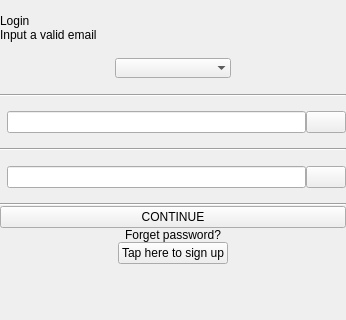
Before: the Qt Designer form ui/mobile/SignInScreen.ui in demlabs-cellframe/dap-ui-sdk, drawn with Qt 5; both pictures show x 0 to 346 and y 0 to 320 of the 346 by 522 pixel window.
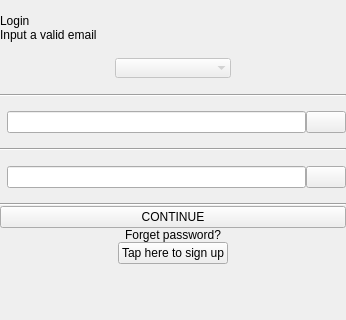
After: the same form once the commit is applied.

Diff of the .ui file:
```diff
--- a/ui/mobile/SignInScreen.ui
+++ b/ui/mobile/SignInScreen.ui
@@ -131,6 +131,9 @@
       </item>
       <item alignment="Qt::AlignVCenter">
        <widget class="QComboBox" name="cbbServer">
+        <property name="enabled">
+         <bool>false</bool>
+        </property>
         <property name="focusPolicy">
          <enum>Qt::NoFocus</enum>
         </property>
```
Left out of the diff: 8 changed lines with no effect on the pictures.
